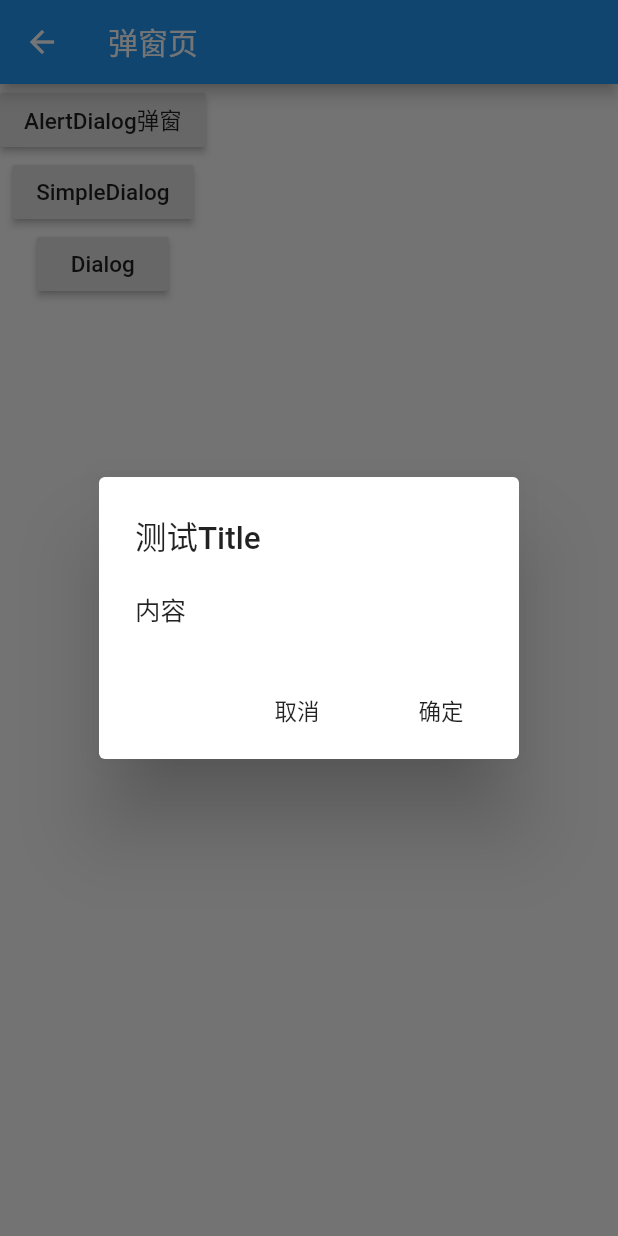
After one commit to wangpeibao/flutter_learn, a Flutter app: the MyAlertDialog screen opened by its route, after a tap on "AlertDialog弹窗", on a phone screen of 412 x 824 dp. The commit adds this screen. Run offline on Flutter 3.47's test engine with Material 2 defaults, Android fonts, the phone set to English and light mode, and no system bars.

Commit message:
AlertDialog

```diff
--- a/lib/main.dart
+++ b/lib/main.dart
@@ -1,5 +1,6 @@
 import 'package:flutter/material.dart';
 import 'package:flutter_learn/pages/learn_aboutdialog.dart';
+import 'package:flutter_learn/pages/learn_alertdialog.dart';
 import 'package:flutter_localizations/flutter_localizations.dart';
 
 void main() => runApp(MyApp());
@@ -26,6 +27,7 @@ class MyApp extends StatelessWidget {
       routes: {
         "/index": (context) => Index(),
         "/learn_aboutdialog": (context) => MyAboutDialog(),
+        "/learn_alertdialog": (context) => MyAlertDialog(),
       },
       localizationsDelegates: [
         //此处
@@ -45,7 +47,8 @@ class MyApp extends StatelessWidget {
 class Index extends StatelessWidget {
 
   var items = [
-    {"name": "AboutDialog", "next": "/learn_aboutdialog"}
+    {"name": "AboutDialog", "next": "/learn_aboutdialog"},
+    {"name": "AlertDialog", "next": "/learn_alertdialog"}
   ];
 
   @override
--- /dev/null
+++ b/lib/pages/learn_alertdialog.dart
@@ -0,0 +1,68 @@
+// 弹窗页
+
+import 'package:flutter/cupertino.dart';
+import 'package:flutter/material.dart';
+
+class MyAlertDialog extends StatelessWidget{
+  @override
+  Widget build(BuildContext context) {
+    return Scaffold(
+      appBar: AppBar(title: Text("弹窗页"),),
+      body: Column(
+        children: <Widget>[
+          RaisedButton(
+            child: Text("AlertDialog弹窗"),
+            onPressed: (){
+              showDialog(
+                context: context,
+                builder: (context) {
+                  return AlertDialog(
+                    title: Text("测试Title"),
+                    content: Text("内容"),
+                    actions: <Widget>[
+                      FlatButton(child: Text("取消"), onPressed: (){
+                        Navigator.of(context).pop();
+                      }),
+                      FlatButton(child: Text("确定"), onPressed: (){
+                        Navigator.of(context).pop();
+                      },)
+                    ],
+                  );
+                }
+              );
+            },
+          ),
+          RaisedButton(
+            child: Text("SimpleDialog"),
+            onPressed: (){
+              showDialog(
+                context: context,
+                builder: (context) {
+                  return SimpleDialog(
+                    title: Text("简单"),
+                    children: <Widget>[
+                      Text("1"),
+                      Divider(),
+                      Text("2")
+                    ],
+                  );
+                }
+              );
+            },
+          ),
+          RaisedButton(
+            child: Text("Dialog"),
+            onPressed: (){
+              showDialog(
+                context: context,
+                builder: (context) {
+                  return Dialog(child: Text("最简单的Dialog"));
+                }
+              );
+            },
+          )
+        ],
+      ),
+    );
+  }
+}
```
